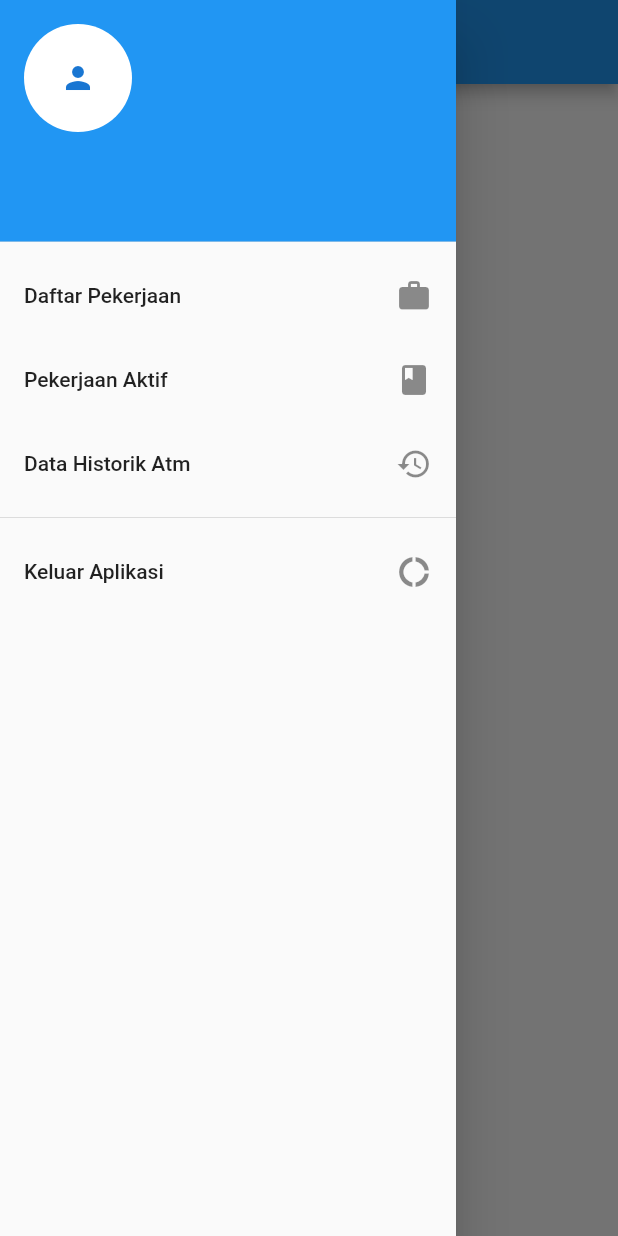
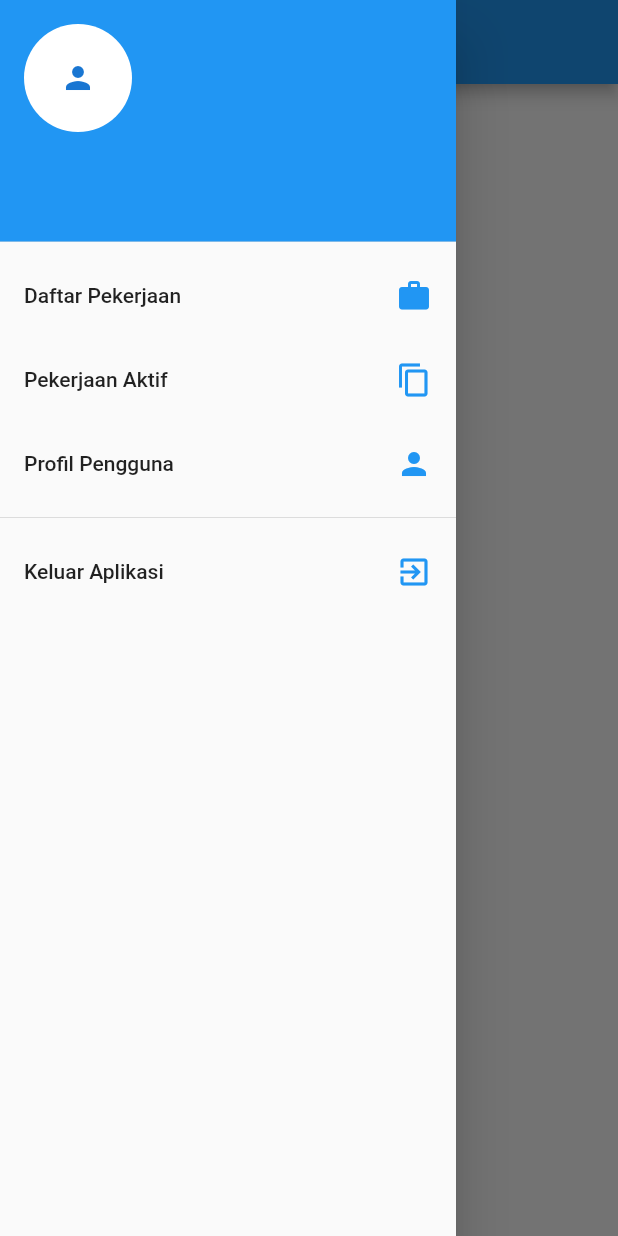
Before and after one commit to Kucingemas/atmonitor, a Flutter app: the screen it shows once a user with an empty profile is signed in, with the side drawer open, on a phone screen of 412 x 824 dp. Run offline on Flutter 3.47's test engine with Material 2 defaults, Android fonts, the phone set to English and light mode, and no system bars; our stand-ins replace cloud_firestore, firebase_auth, flushbar, shared_preferences; accounts and stored records are empty.

```diff
--- a/lib/main.dart
+++ b/lib/main.dart
@@ -1,7 +1,9 @@
 import 'package:atmonitor/ui/acceptedJobsPage.dart';
 import 'package:atmonitor/ui/availableJobsPage.dart';
 import 'package:atmonitor/ui/historyAtmPage.dart';
+import 'package:atmonitor/ui/jobDetailsPage.dart';
 import 'package:atmonitor/ui/loginPage.dart';
+import 'package:atmonitor/ui/profilePage.dart';
 import 'package:firebase_auth/firebase_auth.dart';
 import 'package:flutter/material.dart';
 
@@ -14,7 +16,9 @@ main() {
       "/availablejobs": (BuildContext context) => AvailableJobsPage(),
       "/historyatm": (BuildContext context) => HistoryAtmPage(),
       "/login": (BuildContext context) => LoginPage(),
-      "/acceptedjobs": (BuildContext context) => AcceptedJobsPage()
+      "/acceptedjobs": (BuildContext context) => AcceptedJobsPage(),
+      "/profile": (BuildContext context) => ProfilePage(),
+      //"/details": (BuildContext context) => JobDetailsPage("","")
     },
   ));
 }
--- a/lib/ui/masterDrawer.dart
+++ b/lib/ui/masterDrawer.dart
@@ -22,7 +22,10 @@ class MasterDrawer extends StatelessWidget {
           ),
           ListTile(
             title: Text("Daftar Pekerjaan"),
-            trailing: Icon(Icons.work),
+            trailing: Icon(
+              Icons.work,
+              color: Colors.blue,
+            ),
             onTap: () {
               Navigator.of(context).pop();
               Navigator.of(context).pushReplacementNamed("/availablejobs");
@@ -30,24 +33,24 @@ class MasterDrawer extends StatelessWidget {
           ),
           ListTile(
             title: Text("Pekerjaan Aktif"),
-            trailing: Icon(Icons.book),
+            trailing: Icon(Icons.content_copy, color: Colors.blue),
             onTap: () {
               Navigator.of(context).pop();
               Navigator.of(context).pushReplacementNamed("/acceptedjobs");
             },
           ),
           ListTile(
-            title: Text("Data Historik Atm"),
-            trailing: Icon(Icons.history),
+            title: Text("Profil Pengguna"),
+            trailing: Icon(Icons.person, color: Colors.blue),
             onTap: () {
               Navigator.of(context).pop();
-              Navigator.of(context).pushReplacementNamed("/historyatm");
+              Navigator.of(context).pushReplacementNamed("/profile");
             },
           ),
           Divider(),
           ListTile(
             title: Text("Keluar Aplikasi"),
-            trailing: Icon(Icons.donut_large),
+            trailing: Icon(Icons.exit_to_app, color: Colors.blue),
             onTap: () {
               authHandle.signOut(context);
             },
```
Also changed, not shown: lib/ui/acceptedJobsPage.dart (+15 -11 lines), lib/ui/availableJobsPage.dart (+25 -12 lines), lib/ui/jobDetailsPage.dart (added, +24 -0 lines), lib/ui/profilePage.dart (added, +13 -0 lines).
